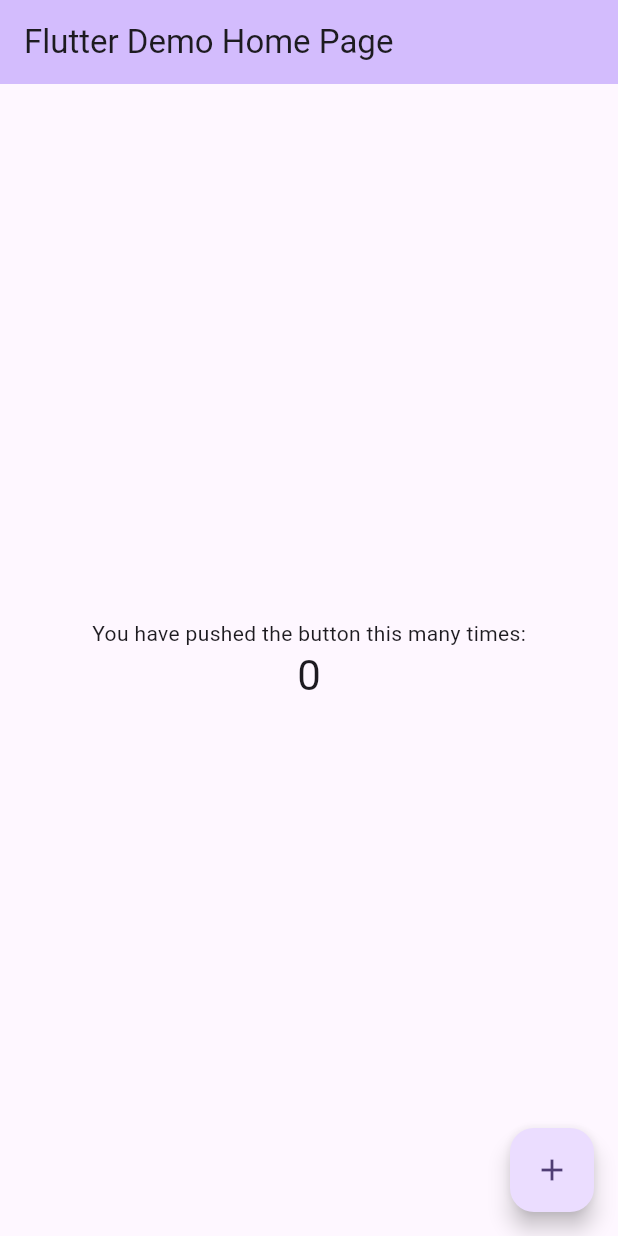
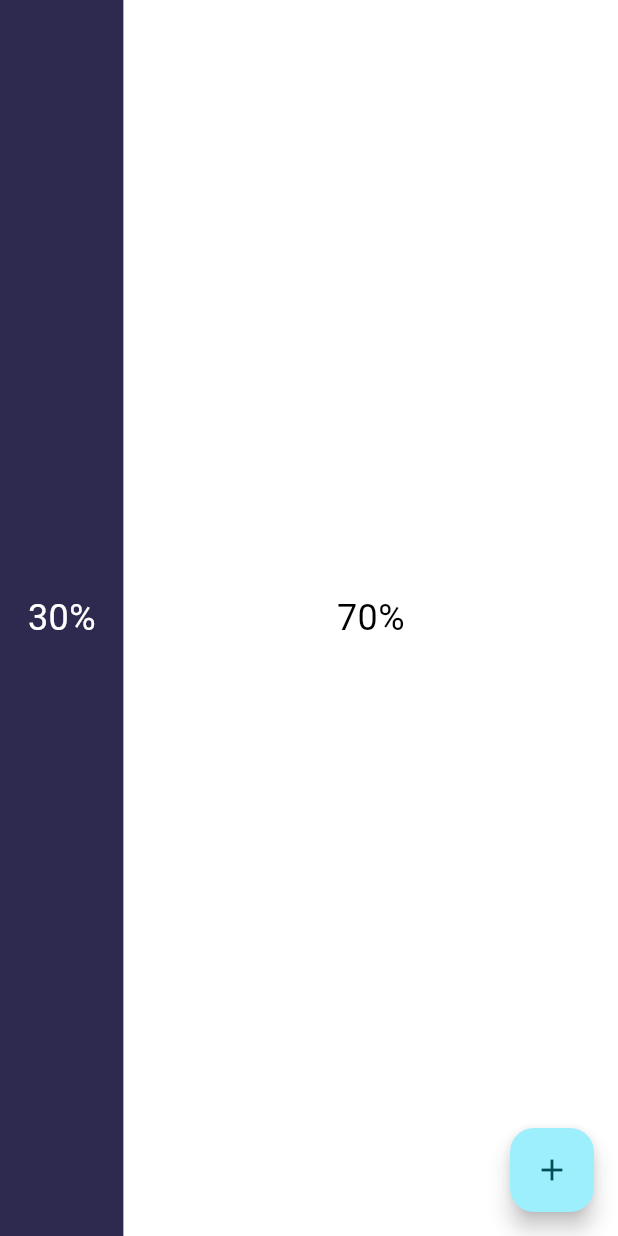
Before and after one commit to Wellington-Miguel/julius_financa, a Flutter app: the screen it shows after launch, on a phone screen of 412 x 824 dp. Run offline on Flutter 3.47's test engine with Material 3 defaults, Android fonts, the phone set to English and light mode, and no system bars.

Commit message:
criação de assets e constantes

```diff
--- /dev/null
+++ b/lib/constant/colors.dart
@@ -0,0 +1,12 @@
+import 'package:flutter/cupertino.dart';
+
+class AppColors {
+  AppColors._();
+  static const Color background = Color.fromARGB(255, 255, 255, 255);
+  static const Color secundaria = Color.fromARGB(255,121,169,209);
+  static const Color detalhes = Color.fromARGB(255,121,93,43);
+  static const Color principal = Color.fromARGB(255,46,41,78);
+  static const Color textLigth = Color.fromARGB(255, 255, 255, 255);
+  static const Color textDark = Color.fromARGB(255, 0, 0, 0);
+
+  }
--- a/lib/main.dart
+++ b/lib/main.dart
@@ -1,4 +1,5 @@
 import 'package:flutter/material.dart';
+import 'package:julius_financa/constant/colors.dart';
 import 'package:julius_financa/views/home.dart';
 
 void main() {
@@ -8,13 +9,12 @@ void main() {
 class MyApp extends StatelessWidget {
   const MyApp({super.key});
 
-  // This widget is the root of your application.
   @override
   Widget build(BuildContext context) {
     return MaterialApp(
       title: 'Flutter Demo',
       theme: ThemeData(
-        colorScheme: ColorScheme.fromSeed(seedColor: Colors.deepPurple),
+        colorScheme: ColorScheme.fromSeed(seedColor: AppColors.background),
         useMaterial3: true,
       ),
       home: const HomeJulius(title: 'Flutter Demo Home Page'),
--- a/lib/views/home.dart
+++ b/lib/views/home.dart
@@ -1,4 +1,5 @@
 import 'package:flutter/material.dart';
+import 'package:julius_financa/constant/colors.dart';
 
 class HomeJulius extends StatefulWidget {
   const HomeJulius({super.key, required this.title});
@@ -14,58 +15,39 @@ class _HomeJuliusState extends State<HomeJulius> {
 
   void _incrementCounter() {
     setState(() {
-      // This call to setState tells the Flutter framework that something has
-      // changed in this State, which causes it to rerun the build method below
-      // so that the display can reflect the updated values. If we changed
-      // _counter without calling setState(), then the build method would not be
-      // called again, and so nothing would appear to happen.
       _counter++;
     });
   }
 
   @override
   Widget build(BuildContext context) {
-    // This method is rerun every time setState is called, for instance as done
-    // by the _incrementCounter method above.
-    //
-    // The Flutter framework has been optimized to make rerunning build methods
-    // fast, so that you can just rebuild anything that needs updating rather
-    // than having to individually change instances of widgets.
     return Scaffold(
-      appBar: AppBar(
-        // TRY THIS: Try changing the color here to a specific color (to
-        // Colors.amber, perhaps?) and trigger a hot reload to see the AppBar
-        // change color while the other colors stay the same.
-        backgroundColor: Theme.of(context).colorScheme.inversePrimary,
-        // Here we take the value from the HomeJulius object that was created by
-        // the App.build method, and use it to set our appbar title.
-        title: Text(widget.title),
-      ),
-      body: Center(
-        // Center is a layout widget. It takes a single child and positions it
-        // in the middle of the parent.
-        child: Column(
-          // Column is also a layout widget. It takes a list of children and
-          // arranges them vertically. By default, it sizes itself to fit its
-          // children horizontally, and tries to be as tall as its parent.
-          //
-          // Column has various properties to control how it sizes itself and
-          // how it positions its children. Here we use mainAxisAlignment to
-          // center the children vertically; the main axis here is the vertical
-          // axis because Columns are vertical (the cross axis would be
-          // horizontal).
-          //
-          // TRY THIS: Invoke "debug painting" (choose the "Toggle Debug Paint"
-          // action in the IDE, or press "p" in the console), to see the
-          // wireframe for each widget.
-          mainAxisAlignment: MainAxisAlignment.center,
-          children: <Widget>[
-            const Text(
-              'You have pushed the button this many times:',
+      body: SizedBox.expand(
+        child: Row(
+          children: [
+            Expanded(
+              flex: 2, // 30% da largura
+              child: Container(
+                color: AppColors.principal,
+                child: Center(
+                  child: Text(
+                    '30%',
+                    style: TextStyle(color: Colors.white, fontSize: 24),
+                  ),
+                ),
+              ),
             ),
-            Text(
-              '$_counter',
-              style: Theme.of(context).textTheme.headlineMedium,
+            Expanded(
+              flex: 8, // 70% da largura
+              child: Container(
+                color: AppColors.background,
+                child: Center(
+                  child: Text(
+                    '70%',
+                    style: TextStyle(color: Colors.black, fontSize: 24),
+                  ),
+                ),
+              ),
             ),
           ],
         ),
@@ -74,7 +56,7 @@ class _HomeJuliusState extends State<HomeJulius> {
         onPressed: _incrementCounter,
         tooltip: 'Increment',
         child: const Icon(Icons.add),
-      ), // This trailing comma makes auto-formatting nicer for build methods.
+      ),
     );
   }
 }
```
Also changed, not shown: lib/assets/logo.png (added), pubspec.lock, 1 other file.
